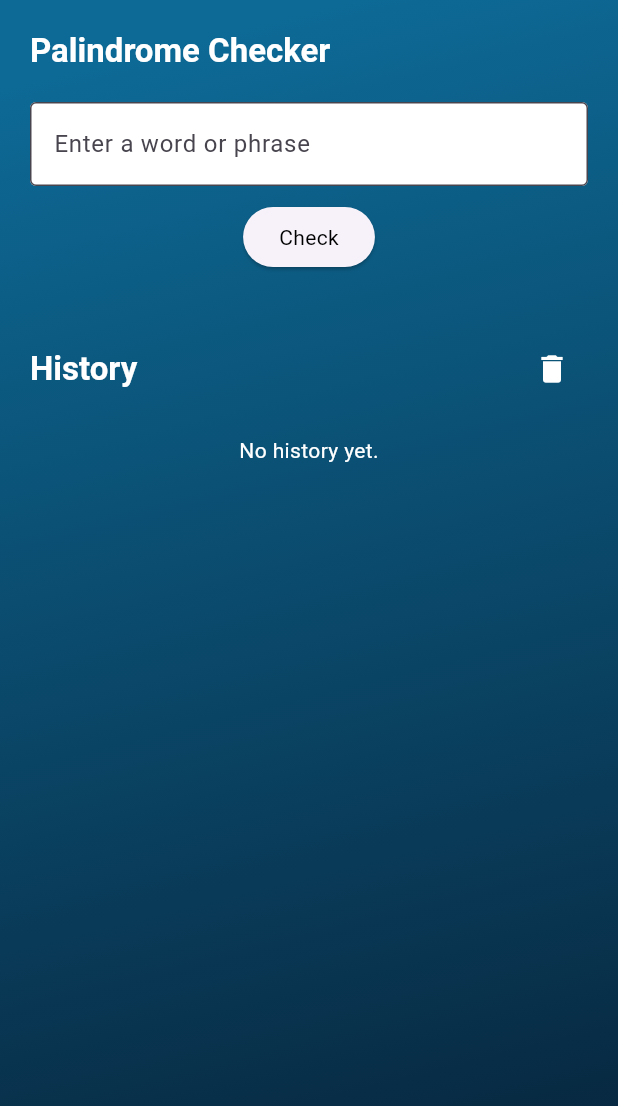
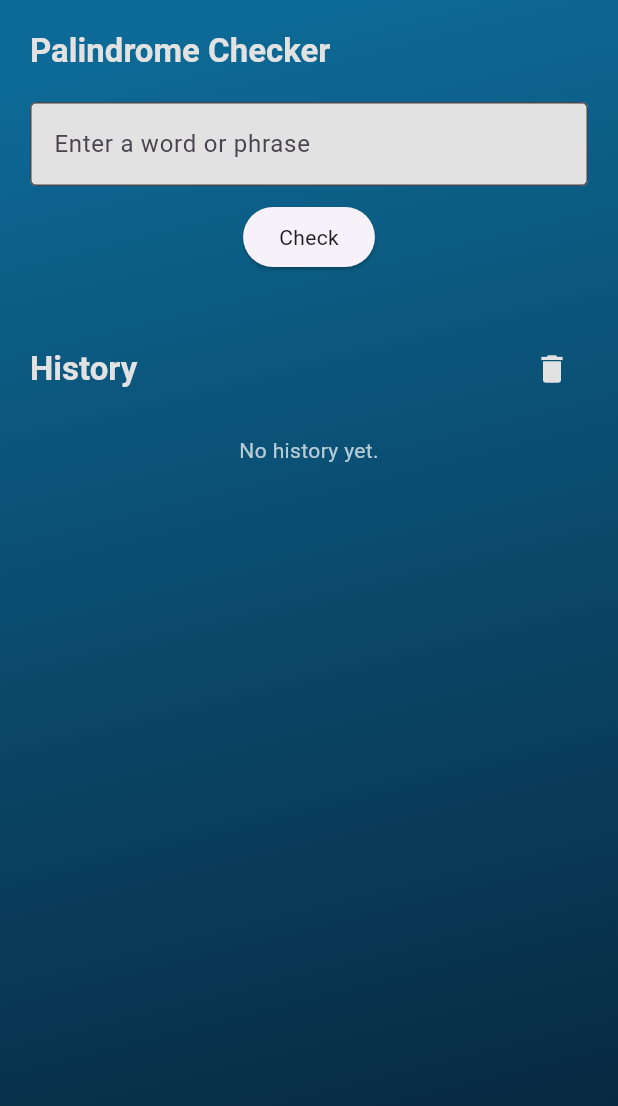
Before and after one commit to StanimirKD/palindrome, a Flutter app: the screen it shows after launch, after a tap on the "delete" icon, on a phone screen of 412 x 824 dp. Shown: the top 1106 px of the screen. Run offline on Flutter 3.47's test engine with Material 3 defaults, Android fonts, the phone set to English and light mode, and no system bars; our stand-ins replace flutter_bloc, shared_preferences.

Commit message:
added a constants file as this is how I would make the app if it was not just a test assignment in order to keep it consistant

```diff
--- /dev/null
+++ b/lib/constants.dart
@@ -0,0 +1,14 @@
+import 'package:flutter/material.dart';
+//file to be consistant throught the app
+
+//colors
+final green = const Color.fromARGB(255, 100, 236, 73);
+final red = const Color.fromARGB(255, 202, 41, 29);
+final offWhite = Colors.white70;
+final nearlyWhite = const Color.fromARGB(255, 226, 226, 226);
+final nearlyBlack = const Color.fromARGB(255, 32, 32, 32);
+final lightBlue = Color.fromARGB(255, 13, 106, 150);
+final nightBlue = Color.fromARGB(255, 7, 34, 56);
+
+//others
+final double edgePadding = 20;
--- a/lib/pages/home_page/home_page.dart
+++ b/lib/pages/home_page/home_page.dart
@@ -1,4 +1,5 @@
 import 'package:flutter/material.dart';
+import 'package:palindrome_assignment/constants.dart';
 import 'package:palindrome_assignment/pages/home_page/widgets/background.dart';
 import 'package:palindrome_assignment/pages/home_page/widgets/header_bar.dart';
 import 'package:palindrome_assignment/pages/home_page/widgets/history_header.dart';
@@ -16,7 +17,7 @@ class HomePage extends StatelessWidget {
         const Background(),
         SafeArea(
           child: SingleChildScrollView(
-            padding: EdgeInsets.all(20),
+            padding: EdgeInsets.all(edgePadding),
             child: Column(
               children: const [
                 HeaderBar(),
--- a/lib/pages/home_page/widgets/background.dart
+++ b/lib/pages/home_page/widgets/background.dart
@@ -1,4 +1,5 @@
 import 'package:flutter/material.dart';
+import 'package:palindrome_assignment/constants.dart';
 
 class Background extends StatelessWidget {
   const Background({super.key});
@@ -8,10 +9,7 @@ class Background extends StatelessWidget {
     return Container(
       decoration: BoxDecoration(
         gradient: LinearGradient(
-          colors: [
-            Color.fromARGB(255, 13, 106, 150),
-            Color.fromARGB(255, 7, 34, 56),
-          ],
+          colors: [lightBlue, nightBlue],
           begin: Alignment.topCenter,
           end: Alignment.bottomRight,
         ),
--- a/lib/pages/home_page/widgets/header_bar.dart
+++ b/lib/pages/home_page/widgets/header_bar.dart
@@ -1,4 +1,5 @@
 import 'package:flutter/material.dart';
+import 'package:palindrome_assignment/constants.dart';
 
 class HeaderBar extends StatelessWidget {
   const HeaderBar({super.key});
@@ -14,7 +15,7 @@ class HeaderBar extends StatelessWidget {
           'Palindrome Checker',
           style: theme.textTheme.titleLarge?.copyWith(
             fontWeight: FontWeight.bold,
-            color: Colors.white,
+            color: nearlyWhite,
           ),
         ),
       ),
--- a/lib/pages/home_page/widgets/history_header.dart
+++ b/lib/pages/home_page/widgets/history_header.dart
@@ -1,4 +1,5 @@
 import 'package:flutter/material.dart';
+import 'package:palindrome_assignment/constants.dart';
 import 'package:palindrome_assignment/cubits/palindrome_cubit.dart';
 
 class HistoryHeader extends StatelessWidget {
@@ -19,7 +20,7 @@ class HistoryHeader extends StatelessWidget {
             child: Text(
               'History',
               style: theme.textTheme.titleLarge?.copyWith(
-                color: Colors.white,
+                color: nearlyWhite,
                 fontWeight: FontWeight.bold,
               ),
             ),
@@ -28,7 +29,7 @@ class HistoryHeader extends StatelessWidget {
         Flexible(
           child: IconButton(
             onPressed: palindromeCubit.clearHistory,
-            icon: Icon(Icons.delete, color: Colors.white),
+            icon: Icon(Icons.delete, color: nearlyWhite),
           ),
         ),
       ],
--- a/lib/pages/home_page/widgets/palindrome_history.dart
+++ b/lib/pages/home_page/widgets/palindrome_history.dart
@@ -1,5 +1,6 @@
 import 'package:flutter/material.dart';
 import 'package:flutter_bloc/flutter_bloc.dart';
+import 'package:palindrome_assignment/constants.dart';
 import 'package:palindrome_assignment/cubits/palindrome_cubit.dart';
 
 class PalindromeHistoryList extends StatelessWidget {
@@ -10,7 +11,7 @@ class PalindromeHistoryList extends StatelessWidget {
     return BlocBuilder<PalindromeCubit, PalindromeState>(
       builder: (context, state) {
         if (state.history.isEmpty) {
-          return Text('No history yet.', style: TextStyle(color: Colors.white));
+          return Text('No history yet.', style: TextStyle(color: offWhite));
         }
         return ListView.builder(
           shrinkWrap: true,
@@ -25,7 +26,7 @@ class PalindromeHistoryList extends StatelessWidget {
                 title: Text(item.input, overflow: TextOverflow.ellipsis),
                 trailing: Icon(
                   item.isPalindrome ? Icons.check : Icons.close,
-                  color: item.isPalindrome ? Colors.green : Colors.red,
+                  color: item.isPalindrome ? green : red,
                 ),
               ),
             );
--- a/lib/pages/home_page/widgets/palindrome_input.dart
+++ b/lib/pages/home_page/widgets/palindrome_input.dart
@@ -1,4 +1,5 @@
 import 'package:flutter/material.dart';
+import 'package:palindrome_assignment/constants.dart';
 import 'package:palindrome_assignment/cubits/palindrome_cubit.dart';
 
 //using a stateful widget to avoid memory leaks related to the text editting
@@ -35,7 +36,7 @@ class _PalindromeInputState extends State<PalindromeInput> {
           controller: _controller,
           decoration: InputDecoration(
             filled: true,
-            fillColor: Colors.white,
+            fillColor: nearlyWhite,
             hintText: 'Enter a word or phrase',
             border: OutlineInputBorder(),
           ),
@@ -52,7 +53,7 @@ class _PalindromeInputState extends State<PalindromeInput> {
           child: FittedBox(
             child: Text(
               'Check',
-              style: theme.textTheme.bodyMedium?.copyWith(color: Colors.black),
+              style: theme.textTheme.bodyMedium?.copyWith(color: nearlyBlack),
             ),
           ),
         ),
--- a/lib/pages/home_page/widgets/palindrome_result.dart
+++ b/lib/pages/home_page/widgets/palindrome_result.dart
@@ -1,5 +1,6 @@
 import 'package:flutter/material.dart';
 import 'package:flutter_bloc/flutter_bloc.dart';
+import 'package:palindrome_assignment/constants.dart';
 import 'package:palindrome_assignment/cubits/palindrome_cubit.dart';
 
 class PalindromeResultText extends StatelessWidget {
@@ -14,7 +15,7 @@ class PalindromeResultText extends StatelessWidget {
         return Text(
           //Marking result message as non-nullable as I have that check above
           state.resultMessage,
-          style: theme.textTheme.bodyMedium?.copyWith(color: Colors.white),
+          style: theme.textTheme.bodyMedium?.copyWith(color: nearlyWhite),
         );
       },
     );
```
